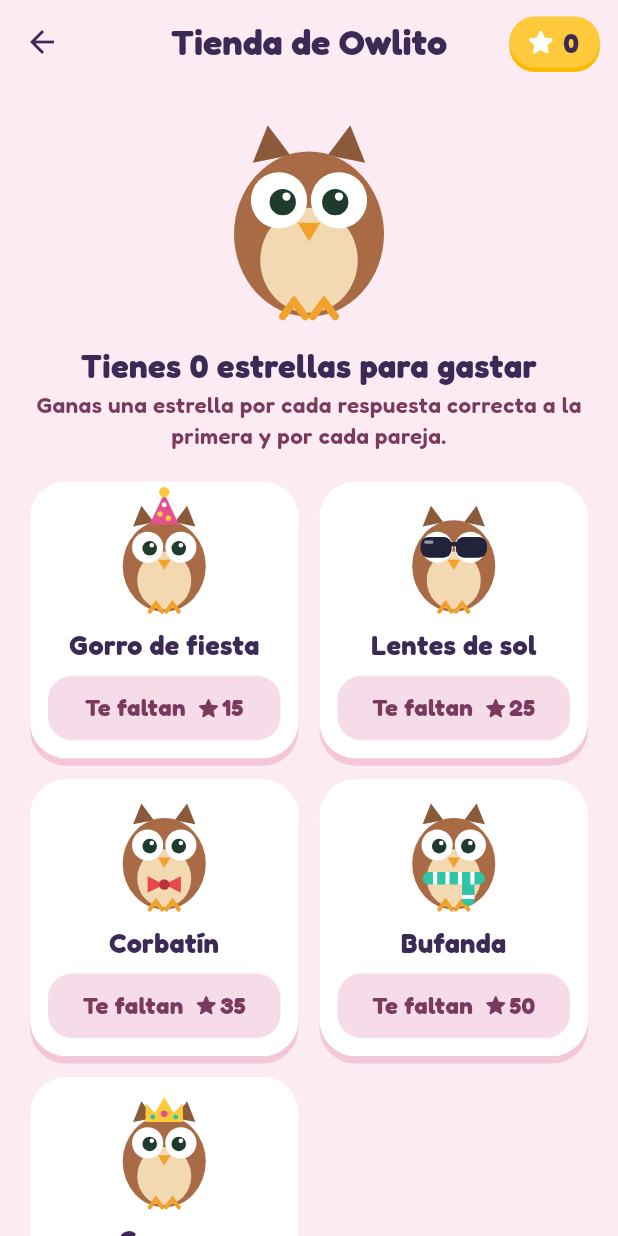
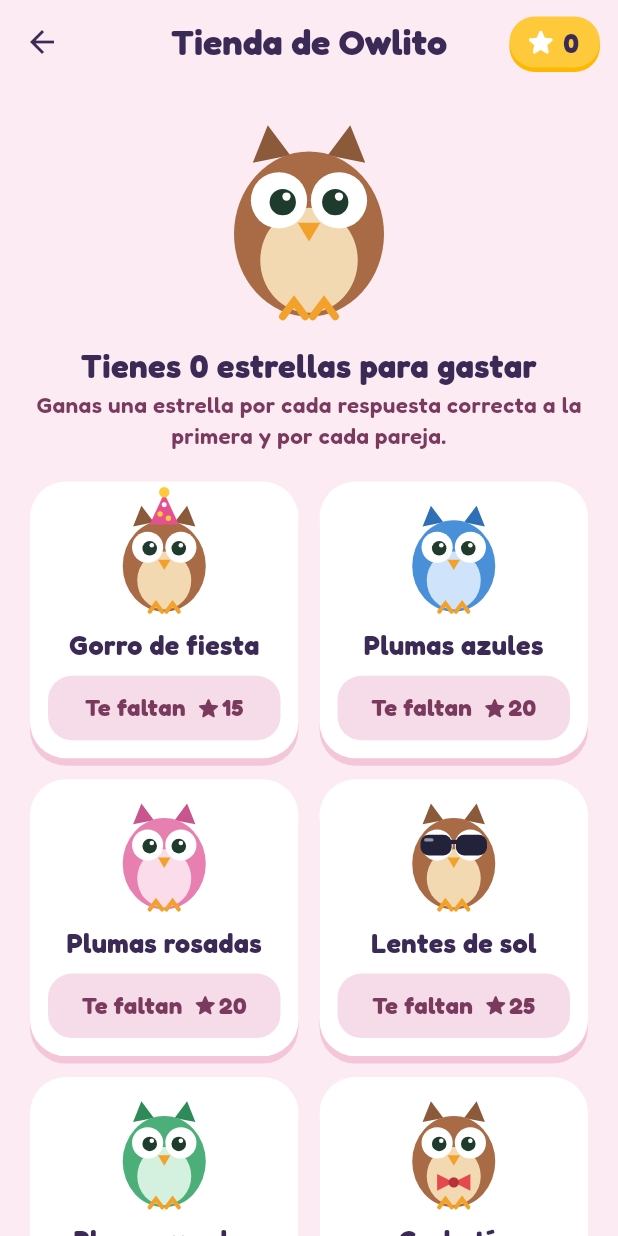
Before and after one commit to VL4N/Infantil, a Flutter app: the screen it shows after launch, after a tap on an icon or button, on a phone screen of 412 x 824 dp. Run offline on Flutter 3.47's test engine with Material 3 defaults, Android fonts, the phone set to English and light mode, and no system bars; our stand-ins replace audioplayers, flutter_tts, google_mobile_ads, in_app_purchase, shared_preferences.

Commit message:
Shop: feather colors for Owlito
Blue, pink, green and golden feathers (20–100 stars) recolor the owl and
are worn separately from the accessory; 'take everything off' restores
the original look.

Co-Authored-By: Claude Opus 5.5 <noreply@anthropic.com>
Claude-Session: https://claude.ai/code/session_01HnKd8G3W1hyppV29D5Z1Vg

```diff
--- a/lib/logic/shop.dart
+++ b/lib/logic/shop.dart
@@ -1,15 +1,26 @@
-/// Lo que se puede comprar con estrellas en la tienda de Owlito: ropa y accesorios para el búho.
+/// Lo que se puede comprar con estrellas en la tienda de Owlito: accesorios y colores de plumas.
 class ShopItem {
-  const ShopItem(this.id, this.name, this.price);
+  const ShopItem(this.id, this.name, this.price, {this.feathers});
   final String id;
   final String name;
   final int price;
+
+  /// Colores de un plumaje (orejas, cuerpo, pecho), o null si es un accesorio.
+  final (int, int, int)? feathers;
+
+  bool get isFeathers => feathers != null;
 }
 
 const shopItems = [
   ShopItem('gorro', 'Gorro de fiesta', 15),
+  ShopItem('azul', 'Plumas azules', 20, feathers: (0xFF2F6FB5, 0xFF4A90D9, 0xFFCFE4FA)),
+  ShopItem('rosa', 'Plumas rosadas', 20, feathers: (0xFFC9558E, 0xFFE77FB0, 0xFFFADCEB)),
   ShopItem('lentes', 'Lentes de sol', 25),
+  ShopItem('verde', 'Plumas verdes', 30, feathers: (0xFF2F8A5A, 0xFF4CAF7A, 0xFFD4F0DF)),
   ShopItem('mono', 'Corbatín', 35),
   ShopItem('bufanda', 'Bufanda', 50),
   ShopItem('corona', 'Corona', 80),
+  ShopItem('dorado', 'Plumas doradas', 100, feathers: (0xFFB8801A, 0xFFE0A526, 0xFFFFF1C2)),
 ];
+
+ShopItem? shopItem(String? id) => shopItems.where((i) => i.id == id).firstOrNull;
--- a/lib/screens/game_screen.dart
+++ b/lib/screens/game_screen.dart
@@ -316,7 +316,7 @@ class _HappyOwl extends StatelessWidget {
         mainAxisSize: MainAxisSize.min,
         children: [
           if (star) Icon(Icons.star_rounded, size: 70, color: p.star, shadows: const [Shadow(blurRadius: 8, color: Color(0x55000000))]),
-          Owl(size: 130, night: p.night, wearing: AppState.instance.wearing),
+          Owl(size: 130, night: p.night, wearing: AppState.instance.wearing, feathers: AppState.instance.featherColors),
         ],
       ),
     );
--- a/lib/screens/menu_screen.dart
+++ b/lib/screens/menu_screen.dart
@@ -136,7 +136,7 @@ class MenuScreen extends StatelessWidget {
     final p = context.palette;
     return [
       const SizedBox(height: 8),
-      Center(child: Owl(size: 110, night: true, wearing: AppState.instance.wearing)),
+      Center(child: Owl(size: 110, night: true, wearing: AppState.instance.wearing, feathers: AppState.instance.featherColors)),
       const SizedBox(height: 10),
       const Text('¡Hola! ¿Qué aprendemos hoy?',
           textAlign: TextAlign.center, style: TextStyle(fontSize: 26, fontWeight: FontWeight.w900, height: 1.15)),
@@ -169,7 +169,7 @@ class _Header extends StatelessWidget {
   @override
   Widget build(BuildContext context) => Row(
         children: [
-          if (!night) ...[Owl(size: 44, wearing: AppState.instance.wearing), const SizedBox(width: 8)],
+          if (!night) ...[Owl(size: 44, wearing: AppState.instance.wearing, feathers: AppState.instance.featherColors), const SizedBox(width: 8)],
           Expanded(
             child: Text('Aprende Jugando',
                 style: TextStyle(fontSize: 22, fontWeight: night ? FontWeight.w900 : FontWeight.w700)),
--- a/lib/screens/shop_screen.dart
+++ b/lib/screens/shop_screen.dart
@@ -24,7 +24,7 @@ class ShopScreen extends StatelessWidget {
         builder: (context, _) => ListView(
           padding: const EdgeInsets.all(20),
           children: [
-            Center(child: Owl(size: 130, night: p.night, wearing: state.wearing)),
+            Center(child: Owl(size: 130, night: p.night, wearing: state.wearing, feathers: state.featherColors)),
             const SizedBox(height: 12),
             Text(
               'Tienes ${state.stars} ${state.stars == 1 ? 'estrella' : 'estrellas'} para gastar',
@@ -49,11 +49,11 @@ class ShopScreen extends StatelessWidget {
                 );
               },
             ),
-            if (state.wearing != null) ...[
+            if (state.wearing != null || state.feathers != null) ...[
               const SizedBox(height: 16),
               Center(
                 child: TextButton(
-                  onPressed: () => state.wear(null),
+                  onPressed: state.takeOffAll,
                   child: Text('Quitarle todo a Owlito', style: TextStyle(fontSize: 16, color: p.ink)),
                 ),
               ),
@@ -74,7 +74,7 @@ class _ItemCard extends StatelessWidget {
     final state = AppState.instance;
     final p = context.palette;
     final owned = state.owned.contains(item.id);
-    final wearing = state.wearing == item.id;
+    final wearing = state.wearing == item.id || state.feathers == item.id;
     final missing = item.price - state.stars;
     final String label;
     var price = 0; // se muestra con una estrella al lado
@@ -116,7 +116,9 @@ class _ItemCard extends StatelessWidget {
       ),
       child: Column(
         children: [
-          Owl(size: 72, night: p.night, wearing: item.id),
+          item.isFeathers
+              ? Owl(size: 72, night: p.night, feathers: item.feathers)
+              : Owl(size: 72, night: p.night, wearing: item.id),
           const SizedBox(height: 6),
           Text(item.name,
               textAlign: TextAlign.center, style: TextStyle(fontSize: 18, fontWeight: FontWeight.w700, color: p.cardInk)),
--- a/lib/theme.dart
+++ b/lib/theme.dart
@@ -286,24 +286,28 @@ class StarRating extends StatelessWidget {
 
 /// Owlito, el búho de la app. De día es café; de noche, morado.
 class Owl extends StatelessWidget {
-  const Owl({super.key, this.size = 100, this.night = false, this.wearing});
+  const Owl({super.key, this.size = 100, this.night = false, this.wearing, this.feathers});
   final double size;
   final bool night;
 
   /// Lo que lleva puesto de la tienda (ver logic/shop.dart), o null.
   final String? wearing;
 
+  /// Colores de plumas comprados (orejas, cuerpo, pecho), o null para los de siempre.
+  final (int, int, int)? feathers;
+
   @override
   Widget build(BuildContext context) => Semantics(
         label: 'Owlito, el búho',
-        child: CustomPaint(size: Size(size, size * 112 / 104), painter: _OwlPainter(night, wearing)),
+        child: CustomPaint(size: Size(size, size * 112 / 104), painter: _OwlPainter(night, wearing, feathers)),
       );
 }
 
 class _OwlPainter extends CustomPainter {
-  _OwlPainter(this.night, this.wearing);
+  _OwlPainter(this.night, this.wearing, this.feathers);
   final bool night;
   final String? wearing;
+  final (int, int, int)? feathers;
 
   @override
   void paint(Canvas canvas, Size size) {
@@ -312,9 +316,10 @@ class _OwlPainter extends CustomPainter {
     final ears = Path()
       ..moveTo(22, 26)..lineTo(30, 6)..lineTo(42, 22)..close()
       ..moveTo(82, 26)..lineTo(74, 6)..lineTo(62, 22)..close();
-    canvas.drawPath(ears, fill(night ? 0xFF6E5BD8 : 0xFF8A5A3B));
-    canvas.drawOval(Rect.fromCenter(center: const Offset(52, 64), width: 80, height: 88), fill(night ? 0xFF8270F0 : 0xFFA86B45));
-    canvas.drawOval(Rect.fromCenter(center: const Offset(52, 78), width: 52, height: 56), fill(night ? 0xFFB9AFFF : 0xFFF3D9B1));
+    final (earC, bodyC, bellyC) = feathers ?? (night ? (0xFF6E5BD8, 0xFF8270F0, 0xFFB9AFFF) : (0xFF8A5A3B, 0xFFA86B45, 0xFFF3D9B1));
+    canvas.drawPath(ears, fill(earC));
+    canvas.drawOval(Rect.fromCenter(center: const Offset(52, 64), width: 80, height: 88), fill(bodyC));
+    canvas.drawOval(Rect.fromCenter(center: const Offset(52, 78), width: 52, height: 56), fill(bellyC));
     final eye = fill(night ? 0xFFFFE9A8 : 0xFFFFFFFF);
     canvas.drawCircle(const Offset(36, 46), 15, eye);
     canvas.drawCircle(const Offset(68, 46), 15, eye);
@@ -386,7 +391,7 @@ class _OwlPainter extends CustomPainter {
   }
 
   @override
-  bool shouldRepaint(_OwlPainter old) => old.night != night || old.wearing != wearing;
+  bool shouldRepaint(_OwlPainter old) => old.night != night || old.wearing != wearing || old.feathers != feathers;
 }
 
 /// Cielo de noche detrás del menú: estrellas y luna.
```
Also changed, not shown: lib/services/app_state.dart (+28 -5 lines), 1 other file.
